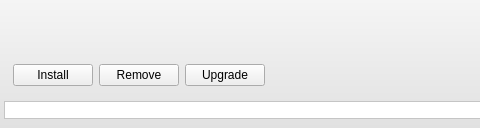
Qt form software/tulip/designer/PluginInformationsListItem.ui (vadivelselvaraj/TulipGLImprovement) before a commit; both pictures show x 0 to 480 and y 0 to 128 of the 840 by 128 pixel window.
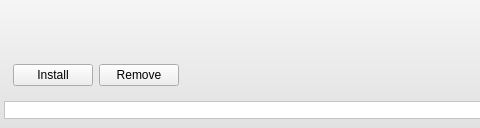
The same form after that commit. Icons and pictures are not drawn.

What changed in the file:
```diff
--- a/software/tulip/designer/PluginInformationsListItem.ui
+++ b/software/tulip/designer/PluginInformationsListItem.ui
@@ -7,7 +7,7 @@
     <x>0</x>
     <y>0</y>
     <width>840</width>
-    <height>94</height>
+    <height>115</height>
    </rect>
   </property>
   <property name="sizePolicy">
@@ -199,17 +199,6 @@
            </property>
           </widget>
          </item>
-         <item>
-          <widget class="QPushButton" name="upgradeButton">
-           <property name="text">
-            <string>Upgrade</string>
-           </property>
-           <property name="icon">
-            <iconset resource="../resources/TulipAgent.qrc">
-             <normaloff>:/tulip/app/icons/package-upgrade.svg</normaloff>:/tulip/app/icons/package-upgrade.svg</iconset>
-           </property>
-          </widget>
-         </item>
          <item>
           <spacer name="horizontalSpacer">
            <property name="orientation">
```
Left out of the diff: 10 changed lines with no effect on the pictures.
